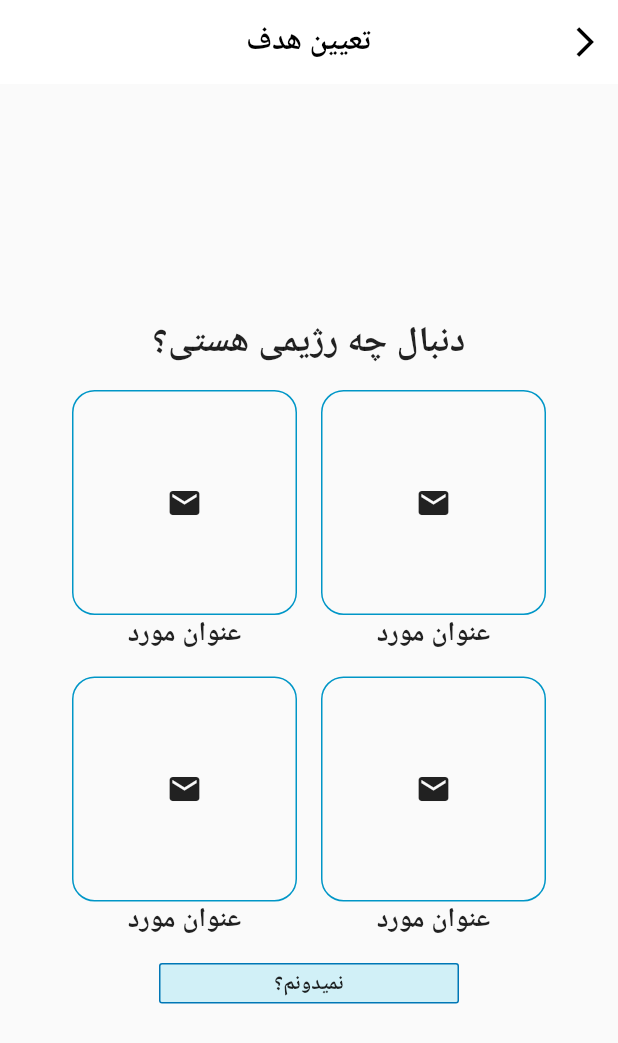
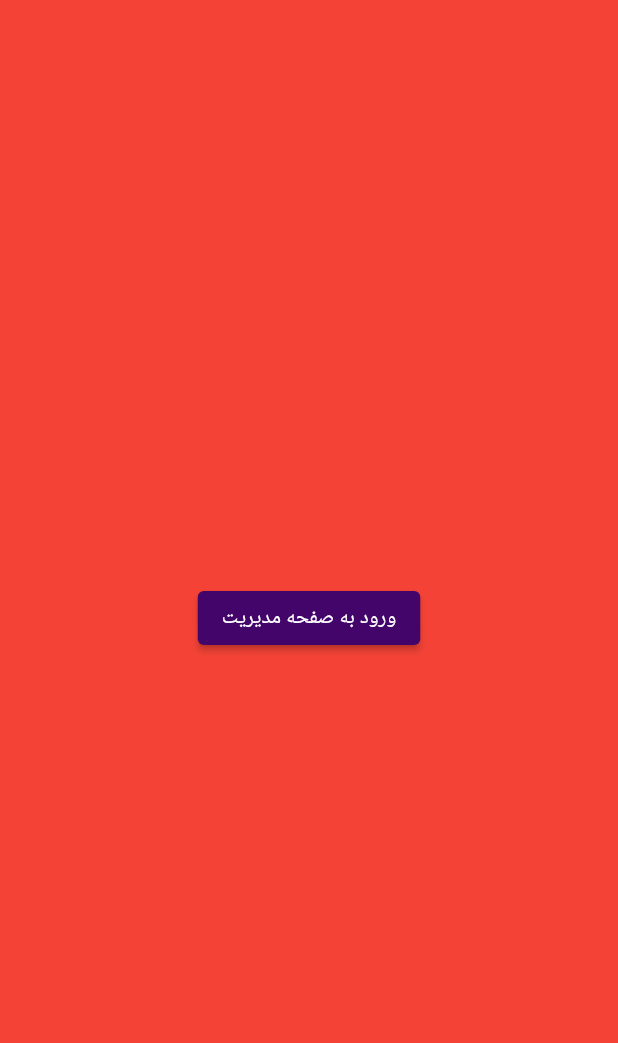
Before and after one commit to aminJamali/coocking, a Flutter app: the screen it shows after launch, on a phone screen of 412 x 824 dp. Shown: the top 1043 px of the screen. Run offline on Flutter 3.47's test engine with Material 2 defaults, Android fonts, the phone set to English and light mode, and no system bars; our stand-ins replace get; Roboto replaces fonts that are missing (IRANSans).

Commit message:
chore: اضافه کردن فونت و تم به برنامه

```diff
--- a/lib/main.dart
+++ /dev/null
@@ -1,28 +0,0 @@
-import 'package:flutter/material.dart';
-
-import 'poll_pages/goal_poll.dart';
-import 'styles/cooking_theme.dart';
-
-void main() {
-  runApp(const MyApp());
-}
-
-class MyApp extends StatelessWidget {
-  const MyApp({final Key? key}) : super(key: key);
-
-  @override
-  Widget build(final BuildContext context) => MaterialApp(
-        title: 'Flutter Demo',
-        debugShowCheckedModeBanner: false,
-        builder: (final context, final child) => Theme(
-            data: CookingTheme(fontFamily: 'IRANSans').themeData.copyWith(
-                primaryColor: primaryColor,
-                colorScheme:
-                    ColorScheme.fromSwatch().copyWith(secondary: accentColor)),
-            child: Directionality(
-              textDirection: TextDirection.rtl,
-              child: child!,
-            )),
-        home: const GoalPoll(),
-      );
-}
--- /dev/null
+++ b/lib/src/infrastructures/routes/pages.dart
@@ -0,0 +1,16 @@
+import 'package:cooking/src/pages/login/login_page.dart';
+import 'package:get/get.dart';
+
+import '../../pages/admin/admin_page.dart';
+import 'routes.dart';
+
+final pages = [
+  GetPage(
+    name: Routes.login,
+    page: () => const LoginPage(),
+  ),
+  GetPage(
+    name: Routes.adminPage,
+    page: () => const AdminPage(),
+  ),
+];
--- /dev/null
+++ b/lib/src/infrastructures/routes/routes.dart
@@ -0,0 +1,4 @@
+class Routes {
+  static const adminPage = '/admin_page';
+  static const login = '/login_page';
+}
--- /dev/null
+++ b/lib/src/infrastructures/styles/cooking_theme.dart
@@ -0,0 +1,42 @@
+import 'package:flutter/material.dart';
+
+String? _fontFamily;
+
+class CookingTheme {
+  final String? fontFamily;
+
+  CookingTheme({final this.fontFamily}) {
+    _fontFamily = fontFamily;
+  }
+
+  ThemeData get themeData => _themeData;
+}
+
+const Color primaryColor = Color(0xFF43056A);
+const MaterialColor primarySwatch = MaterialColor(0xFF43056A, {
+  50: Color(0xFFFFF6FF),
+  100: Color(0xFFFAB5FF),
+  200: Color(0xFFCA88F1),
+  300: Color(0xFF9C5DC2),
+  400: Color(0xFF6F3395),
+  500: Color(0xFF43056A),
+  600: Color(0xFF330352),
+  700: Color(0xFF200134),
+  800: Color(0xFF200048),
+  900: Color(0xFF1A0041),
+});
+
+final Color successColor = Colors.green.shade500;
+final Color infoColor = Colors.teal;
+const Color warningColor = Color(0xFFffc107);
+final Color dangerColor = Colors.red.withOpacity(.8);
+final Color disabledColor = Colors.grey.withOpacity(.8);
+
+final ThemeData _themeData = ThemeData(
+    primaryColor: primaryColor,
+    backgroundColor: primarySwatch[100],
+    disabledColor: disabledColor,
+    errorColor: dangerColor,
+    fontFamily: _fontFamily,
+    primarySwatch: primarySwatch,
+    primaryColorLight: primarySwatch[100]);
--- /dev/null
+++ b/lib/src/infrastructures/styles/cooking_theme_data.dart
@@ -0,0 +1,30 @@
+import 'package:flutter/material.dart';
+
+const Color primaryColor = Color(0xFF43056A);
+const MaterialColor primarySwatch = MaterialColor(0xFF43056A, {
+  50: Color(0xFFFFF6FF),
+  100: Color(0xFFFAB5FF),
+  200: Color(0xFFCA88F1),
+  300: Color(0xFF9C5DC2),
+  400: Color(0xFF6F3395),
+  500: Color(0xFF43056A),
+  600: Color(0xFF330352),
+  700: Color(0xFF200134),
+  800: Color(0xFF200048),
+  900: Color(0xFF1A0041),
+});
+
+final Color successColor = Colors.green.shade500;
+final Color infoColor = Colors.teal;
+const Color warningColor = Color(0xFFffc107);
+final Color dangerColor = Colors.red.withOpacity(.8);
+final Color disabledColor = Colors.grey.withOpacity(.8);
+
+ThemeData cookingThemeData = ThemeData(
+  primaryColor: primaryColor,
+  backgroundColor: Colors.red,
+  disabledColor: disabledColor,
+  errorColor: dangerColor,
+  primarySwatch: primarySwatch,
+  fontFamily: 'IRANSans',
+);
--- /dev/null
+++ b/lib/src/pages/login/login_page.dart
@@ -0,0 +1,19 @@
+import 'package:cooking/src/infrastructures/routes/routes.dart';
+import 'package:flutter/material.dart';
+import 'package:get/get.dart';
+
+class LoginPage extends StatelessWidget {
+  const LoginPage({final Key? key}) : super(key: key);
+
+  @override
+  Widget build(final BuildContext context) => Scaffold(
+
+        backgroundColor: context.theme.backgroundColor,
+        body: Center(
+          child: ElevatedButton(
+            onPressed: () => Get.toNamed(Routes.adminPage),
+            child: const Text('ورود به صفحه مدیریت'),
+          ),
+        ),
+      );
+}
--- /dev/null
+++ b/lib/src/pages/main.dart
@@ -0,0 +1,34 @@
+import 'package:flutter/material.dart';
+import 'package:get/get.dart';
+
+import '../infrastructures/routes/pages.dart';
+import '../infrastructures/styles/cooking_theme_data.dart';
+import 'login/login_page.dart';
+
+void main() {
+  runApp(const MyApp());
+}
+
+class MyApp extends StatelessWidget {
+  const MyApp({final Key? key}) : super(key: key);
+
+  @override
+  Widget build(final BuildContext context) => GetMaterialApp(
+        title: 'Flutter Demo',
+        debugShowCheckedModeBanner: false,
+        locale: const Locale('fa', 'IR'),
+    theme: cookingThemeData,
+        // builder: (final context, final child) => Theme(
+        //     data: CookingTheme(fontFamily: 'IRANSans').themeData.copyWith(
+        //         primaryColor: primaryColor,
+        //         colorScheme:
+        //             ColorScheme.fromSwatch().copyWith(secondary: accentColor)),
+        //     child: Directionality(
+        //       textDirection: TextDirection.rtl,
+        //       child: child!,
+        //     )),
+        textDirection: TextDirection.rtl,
+        getPages: pages,
+        home: const LoginPage(),
+      );
+}
--- a/lib/poll_pages/goal_poll.dart
+++ b/lib/src/pages/poll_pages/goal_poll.dart
@@ -1,10 +1,10 @@
-import 'package:cooking/utils/constants.dart';
-import 'package:cooking/utils/dimens.dart';
-import 'package:flutter/cupertino.dart';
 import 'package:flutter/material.dart';
 import 'package:flutter/painting.dart';
 import 'package:flutter/rendering.dart';
 import 'package:get/get.dart';
+
+import '../../infrastructures/utils/constants.dart';
+import '../../infrastructures/utils/dimens.dart';
 
 class GoalPoll extends StatelessWidget {
   const GoalPoll({final Key? key}) : super(key: key);
--- a/lib/styles/cooking_theme.dart
+++ /dev/null
@@ -1,27 +0,0 @@
-import 'package:flutter/material.dart';
-
-String? _fontFamily;
-
-class CookingTheme {
-  final String? fontFamily;
-
-  CookingTheme({final this.fontFamily}) {
-    _fontFamily = fontFamily;
-  }
-
-  ThemeData get themeData => _taavThemeData;
-}
-
-double _radius = 2.0;
-const Color primaryColor = Color(0xFF43056A);
-const Color secondaryColor = Color(0xFF7F09C8);
-const Color accentColor = Colors.purple;
-final Color successColor = Colors.green.shade500;
-final Color infoColor = Colors.teal;
-const Color warningColor = Color(0xFFffc107);
-final Color dangerColor = Colors.red.withOpacity(.8);
-final Color disabledColor = Colors.grey.withOpacity(.8);
-
-final ThemeData _taavThemeData = ThemeData(
-  fontFamily: _fontFamily,
-);
```
Also changed, not shown: lib/src/pages/admin/admin_page.dart (added, +8 -0 lines), pubspec.yaml (+36 -0 lines), lib/src/infrastructures/utils/constants.dart (renamed from lib/utils/constants.dart), lib/src/infrastructures/utils/dimens.dart (renamed from lib/utils/dimens.dart), 1 other file.
